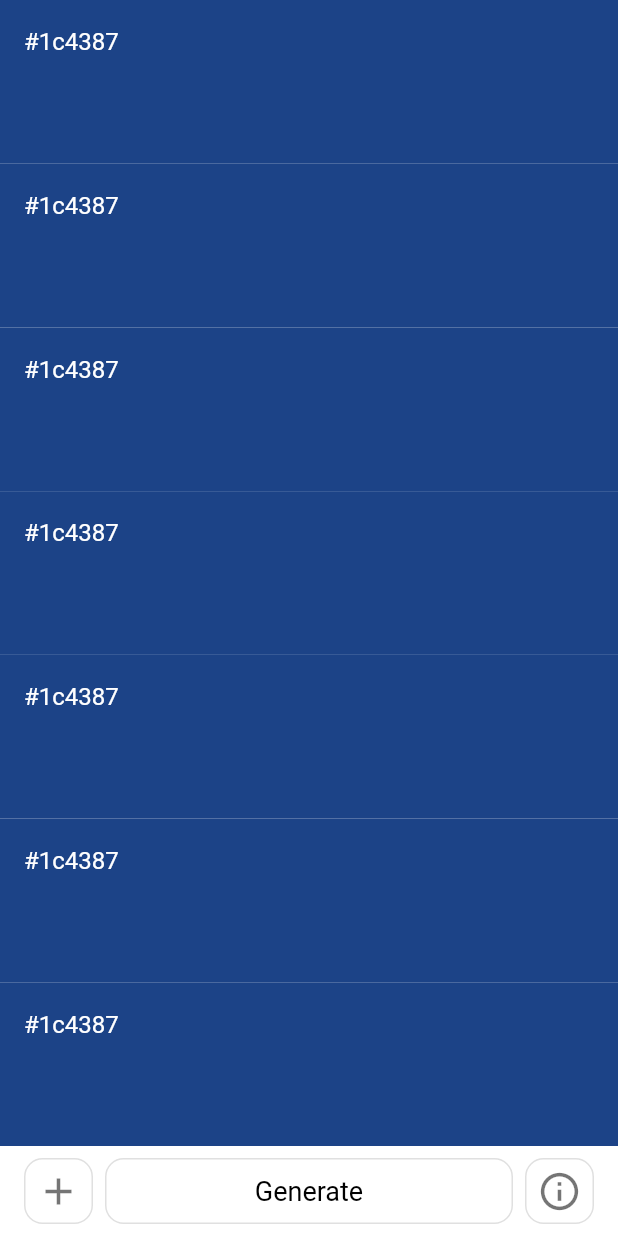
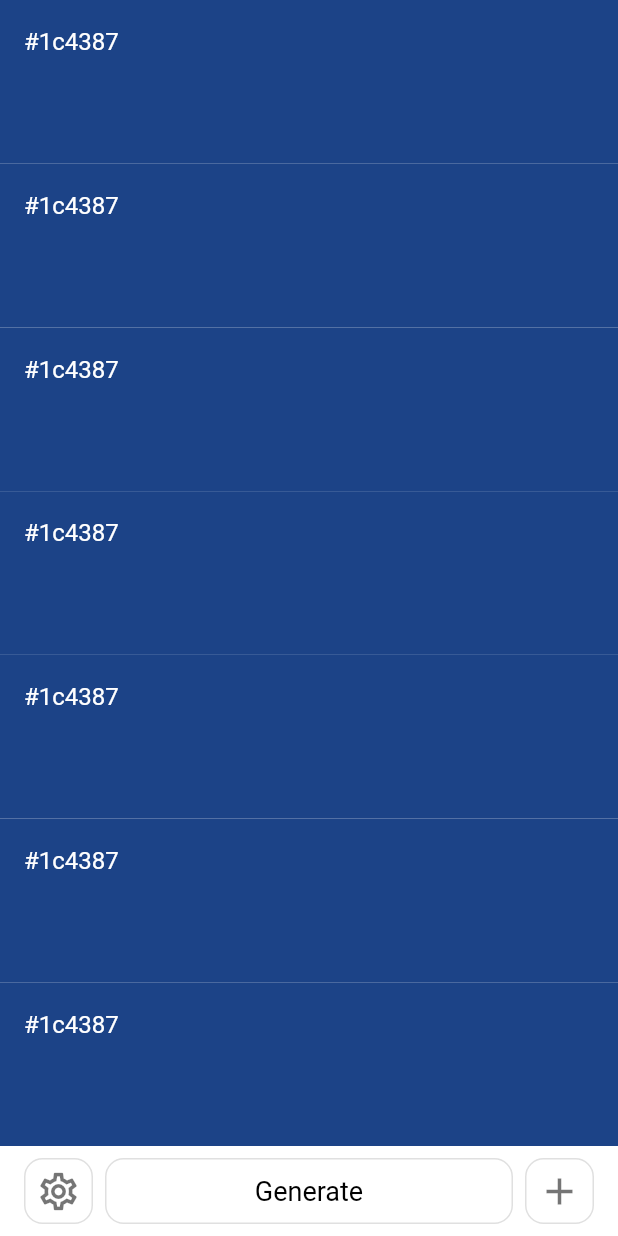
Before and after one commit to yc-codes/rainbow, a Flutter app: the screen it shows after launch, after a tap on the "add" icon, on a phone screen of 412 x 824 dp. Run offline on Flutter 3.47's test engine with Material 2 defaults, Android fonts, the phone set to English and light mode, and no system bars; our stand-ins replace tinycolor.

Commit message:
changed button order

```diff
--- a/lib/main.dart
+++ b/lib/main.dart
@@ -158,13 +158,14 @@ class _MyHomePageState extends State<MyHomePage> {
                   children: [
                     OutlinedButton(
                       onPressed: () {
-                        _colorsList.add(returnRandomHex());
-                        _notify();
+                        // print(_lockedColorsList);
+                        // _lockedColorsList = [];
+                        // _notify();
                       },
                       child: Padding(
                         padding: EdgeInsets.symmetric(horizontal: 8),
                         child: Icon(
-                          Icons.add,
+                          Icons.settings_outlined,
                           color: Colors.black54,
                           size: 30,
                         ),
@@ -188,14 +189,13 @@ class _MyHomePageState extends State<MyHomePage> {
                     ),
                     OutlinedButton(
                       onPressed: () {
-                        // print(_lockedColorsList);
-                        // _lockedColorsList = [];
-                        // _notify();
+                        _colorsList.add(returnRandomHex());
+                        _notify();
                       },
                       child: Padding(
                         padding: EdgeInsets.symmetric(horizontal: 8),
                         child: Icon(
-                          Icons.info_outline,
+                          Icons.add,
                           color: Colors.black54,
                           size: 30,
                         ),
```
